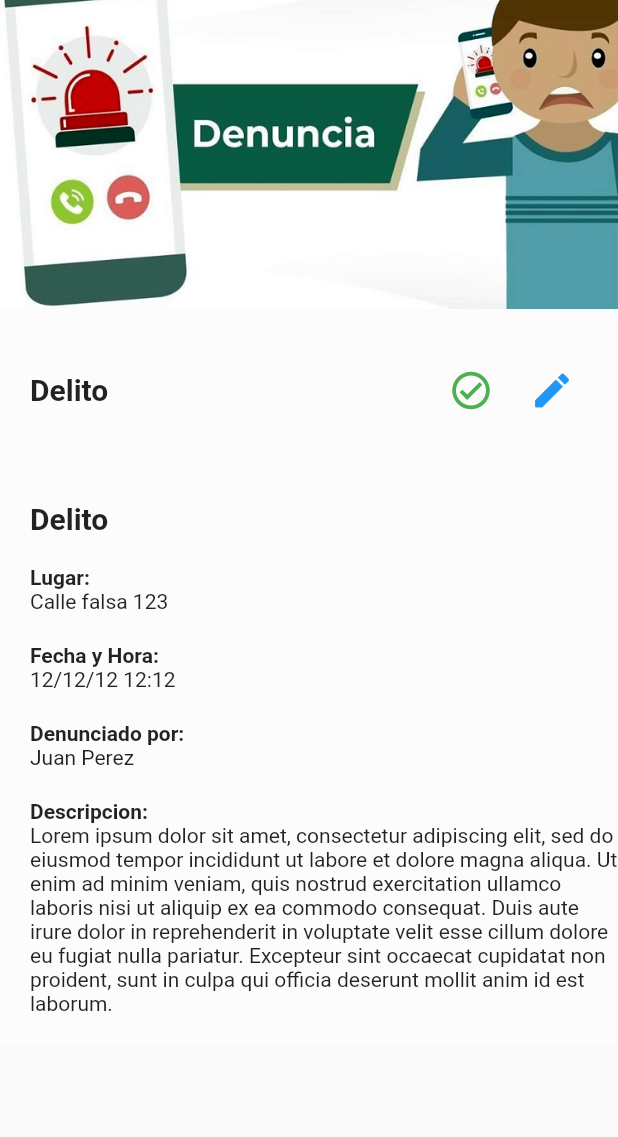
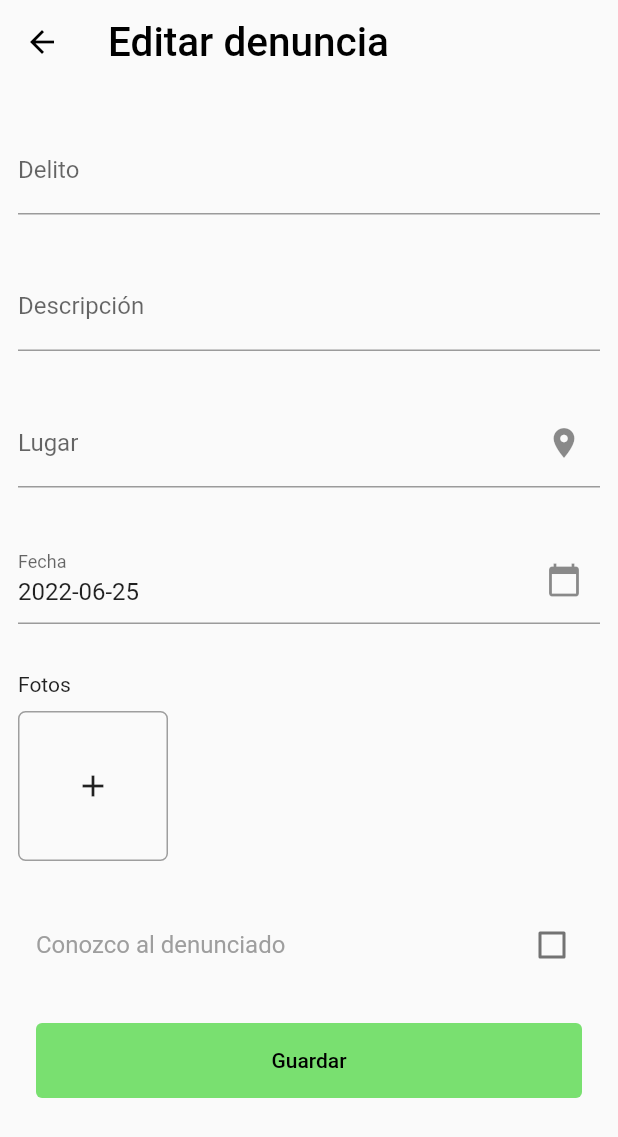
Before and after one commit to AlexisRM0511/limachay-app-grupo4, a Flutter app: the SueDetailPage screen opened directly, after a tap on the "create" icon, on a phone screen of 412 x 824 dp. Shown: the top 1137 px of the screen. Run offline on Flutter 3.47's test engine with Material 2 defaults, Android fonts, the phone set to English and light mode, and no system bars; our stand-ins replace cloud_firestore, fluttertoast; accounts and stored records are empty.

Commit message:
SueEdit started

```diff
--- a/lib/pages/sue_detail.dart
+++ b/lib/pages/sue_detail.dart
@@ -1,4 +1,5 @@
 import 'package:flutter/material.dart';
+import './sue_edit.dart';
 
 void main() => runApp(SueDetail());
 
@@ -69,7 +70,13 @@ class SueDetailPageState extends State<SueDetailPage> {
                                 color: Colors.blue,
                                 size: 30.0,
                               ),
-                              onPressed: () {},
+                              onPressed: () {
+                                Navigator.push(
+                                    context,
+                                    MaterialPageRoute(
+                                        builder: (context) => const SueEdit())
+                                );
+                              },
                             ),
                           ]
                         ),
--- /dev/null
+++ b/lib/pages/sue_edit.dart
@@ -0,0 +1,214 @@
+import 'package:flutter/material.dart';
+import 'package:intl/intl.dart';
+
+List<String> photos = <String>[
+
+];
+
+class SueEdit extends StatefulWidget {
+  const SueEdit({Key? key}) : super(key: key);
+
+  @override
+  _SueEditState createState() => _SueEditState();
+}
+
+class _SueEditState extends State<SueEdit> {
+  final _formKey = GlobalKey<FormState>();
+  TextEditingController dateinput = TextEditingController();
+  @override
+  void initState() {
+    dateinput.text = DateFormat('yyyy-MM-dd').format(DateTime.now());
+    super.initState();
+  }
+
+  @override
+  Widget build(BuildContext context) {
+    return Scaffold(
+      appBar: AppBar(
+        leading: const BackButton(
+          color: Colors.black,
+        ),
+        title: const Text('Editar denuncia'),
+        titleTextStyle: const TextStyle(
+          color: Colors.black,
+          fontSize: 27,
+          fontWeight: FontWeight.w500,
+        ),
+        backgroundColor: Colors.transparent,
+        elevation: 0,
+      ),
+      body: SafeArea(
+        child: SingleChildScrollView(
+          child: Form(
+            key: _formKey,
+            child: Container(
+              margin: const EdgeInsets.all(12),
+              child: Column(
+                children: <Widget>[
+                  _TextFormField("Delito"),
+                  _TextFormField("Descripción"),
+                  _TextFormFieldGroup("Lugar", const Icon(Icons.place)),
+                  Padding(
+                    padding: const EdgeInsets.symmetric(vertical: 16.0),
+                    child: TextFormField(
+                        controller: dateinput,
+                        decoration: const InputDecoration(
+                          labelText: "Fecha",
+                          suffixIcon: Icon(Icons.calendar_today),
+                        ),
+                        readOnly: true,
+                        onTap: () async {
+                          DateTime? pickedDate = await showDatePicker(
+                            context: context,
+                            initialDate: DateTime.now(),
+                            firstDate: DateTime(2022),
+                            lastDate: DateTime.now(),
+                          );
+
+                          if (pickedDate != null) {
+                            String formattedDate = DateFormat('dd/MM/yyyy').format(pickedDate);
+                            setState(() {
+                              dateinput.text = formattedDate;
+                            });
+                          }
+                        }
+                    ),
+                  ),
+                  _PhotoListAdd(photos),
+                  customCheckbox("Conozco al denunciado"),
+                  submitBtn("Guardar", const Color(0xFF79E070), _formKey, context)
+                ],
+              ),
+            ),
+          ),
+        ),
+      ),
+    );
+  }
+}
+
+Widget _TextFormField(String label) {
+  return Padding(
+    padding: const EdgeInsets.symmetric(vertical: 16.0),
+    child: TextFormField(
+      decoration: InputDecoration(
+        labelText: label,
+      ),
+    ),
+  );
+}
+
+Widget _TextFormArea(String label) {
+  return Padding(
+    padding: const EdgeInsets.symmetric(vertical: 16.0),
+    child: TextFormField(
+      keyboardType: TextInputType.multiline,
+      maxLines: 5,
+      decoration: InputDecoration(
+        labelText: label,
+      ),
+    )
+  );
+}
+
+Widget _TextFormFieldGroup(String label, Icon icon) {
+  return Padding(
+    padding: const EdgeInsets.symmetric(vertical: 16.0),
+    child: TextFormField(
+      decoration: InputDecoration(
+        labelText: label,
+        suffixIcon: icon,
+      ),
+    ),
+  );
+}
+
+Widget _PhotoListAdd(List<String> photos) {
+  return Padding(
+    padding: const EdgeInsets.symmetric(vertical: 16.0),
+    child: Column(
+      children: [
+        const Align(
+          alignment: Alignment.centerLeft,
+          child: const Text(
+            'Fotos'
+          ),
+        ),
+        SizedBox(
+          height: 10,
+        ),
+        Container(
+        height: 100,
+        child: ListView.builder(
+          scrollDirection: Axis.horizontal,
+          itemCount: photos.length + 1,
+          itemBuilder: (context, index) {
+            if (index == photos.length) {
+              return _PhotoAdd();
+            } else {
+              return Container(
+                width: 100,
+                child: Image.network(
+                  photos[index],
+                  fit: BoxFit.cover,
+                ),
+              );
+            }
+          },
+        ),
+      ),],
+    )
+
+  );
+}
+
+Widget _PhotoAdd() {
+  return Container(
+    decoration: BoxDecoration(
+      border: Border.all(
+        color: Colors.grey,
+        width: 1,
+      ),
+      borderRadius: BorderRadius.circular(5),
+    ),
+    width: 100,
+    child: IconButton(
+      icon: Icon(Icons.add),
+      onPressed: () {},
+    ),
+  );
+}
+
+////
+Widget customCheckbox(String label) {
+  return Container(
+    //margin: const EdgeInsets.only(top: margin, bottom: margin),
+      margin: const EdgeInsets.all(12),
+      child: CheckboxListTile(
+        contentPadding: const EdgeInsets.all(0),
+        title: Text(label, style: const TextStyle(color: Colors.grey)),
+        value: false,
+        onChanged: (bool? value) {},
+      ));
+}
+
+Widget submitBtn(
+    String label, Color color, GlobalKey<FormState> key, BuildContext context) {
+  return Container(
+    //margin: const EdgeInsets.only(top: margin, bottom: margin),
+      margin: const EdgeInsets.all(12),
+      child: TextButton(
+          onPressed: () {
+            if (key.currentState!.validate()) {
+              ScaffoldMessenger.of(context).showSnackBar(
+                  const SnackBar(content: Text('Processing Data')));
+            }
+          },
+          style: TextButton.styleFrom(
+            minimumSize: const Size(double.infinity, 50),
+            padding: const EdgeInsets.all(16.0),
+            primary: Colors.black,
+            backgroundColor: color,
+          ),
+          child: Text(label)));
+}
--- a/pubspec.yaml
+++ b/pubspec.yaml
@@ -42,6 +42,7 @@ dev_dependencies:
   flutter_test:
     sdk: flutter
   http: ^0.13.4
+  intl: ^0.17.0
 
   # The "flutter_lints" package below contains a set of recommended lints to
   # encourage good coding practices. The lint set provided by the package is
```
Also changed, not shown: pubspec.lock, 1 other file.
